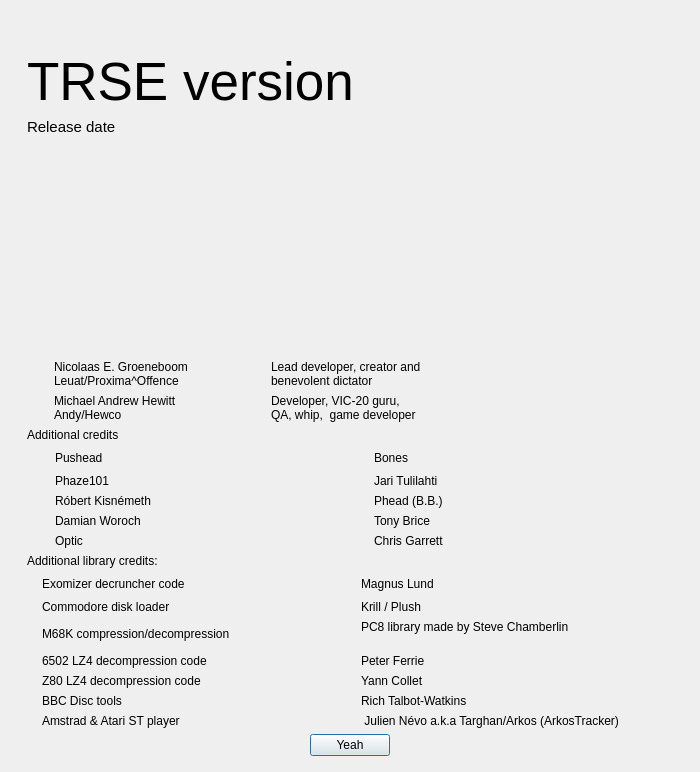
Qt form source/dialogabout.ui (leuat/TRSE) before a commit.
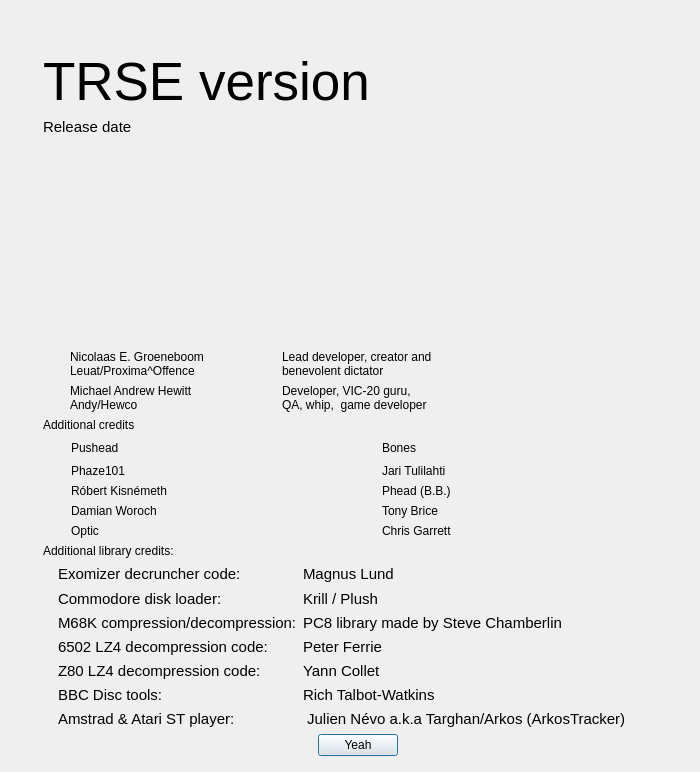
The same form after that commit. Icons and pictures are not drawn.

Commit message: Again, less update

The edit to the form file:
```diff
--- a/source/dialogabout.ui
+++ b/source/dialogabout.ui
@@ -38,7 +38,7 @@
       <enum>QLayout::SetDefaultConstraint</enum>
      </property>
      <property name="leftMargin">
-      <number>16</number>
+      <number>32</number>
      </property>
      <property name="topMargin">
       <number>32</number>
@@ -495,30 +495,45 @@
      </item>
      <item>
       <layout class="QGridLayout" name="gridLayout_3">
-       <item row="4" column="1">
-        <widget class="QLabel" name="label_19">
-         <property name="text">
-          <string>Z80 LZ4 decompression code</string>
-         </property>
-         <property name="alignment">
-          <set>Qt::AlignLeading|Qt::AlignLeft|Qt::AlignVCenter</set>
-         </property>
-        </widget>
-       </item>
-       <item row="3" column="2">
-        <widget class="QLabel" name="label_18">
-         <property name="text">
-          <string>Peter Ferrie</string>
-         </property>
-         <property name="alignment">
-          <set>Qt::AlignLeading|Qt::AlignLeft|Qt::AlignVCenter</set>
-         </property>
-        </widget>
-       </item>
        <item row="1" column="1">
         <widget class="QLabel" name="label_23">
+         <property name="font">
+          <font>
+           <pointsize>11</pointsize>
+          </font>
+         </property>
          <property name="text">
-          <string>Commodore disk loader</string>
+          <string>Commodore disk loader:</string>
+         </property>
+         <property name="alignment">
+          <set>Qt::AlignLeading|Qt::AlignLeft|Qt::AlignVCenter</set>
+         </property>
+        </widget>
+       </item>
+       <item row="0" column="1">
+        <widget class="QLabel" name="label_13">
+         <property name="font">
+          <font>
+           <pointsize>11</pointsize>
+          </font>
+         </property>
+         <property name="text">
+          <string>Exomizer decruncher code:</string>
+         </property>
+         <property name="alignment">
+          <set>Qt::AlignLeading|Qt::AlignLeft|Qt::AlignVCenter</set>
+         </property>
+        </widget>
+       </item>
+       <item row="2" column="2">
+        <widget class="QLabel" name="label_16">
+         <property name="font">
+          <font>
+           <pointsize>11</pointsize>
+          </font>
+         </property>
+         <property name="text">
+          <string>PC8 library made by Steve Chamberlin</string>
          </property>
          <property name="alignment">
           <set>Qt::AlignLeading|Qt::AlignLeft|Qt::AlignVCenter</set>
@@ -527,29 +542,28 @@
        </item>
        <item row="6" column="1">
         <widget class="QLabel" name="label_25">
-         <property name="text">
-          <string>Amstrad &amp; Atari ST player</string>
+         <property name="font">
+          <font>
+           <pointsize>11</pointsize>
+          </font>
          </property>
-         <property name="alignment">
-          <set>Qt::AlignLeading|Qt::AlignLeft|Qt::AlignVCenter</set>
-         </property>
-        </widget>
-       </item>
-       <item row="2" column="2">
-        <widget class="QLabel" name="label_16">
          <property name="text">
-          <string>PC8 library made by Steve Chamberlin
-</string>
+          <string>Amstrad &amp; Atari ST player:</string>
          </property>
          <property name="alignment">
           <set>Qt::AlignLeading|Qt::AlignLeft|Qt::AlignVCenter</set>
          </property>
         </widget>
        </item>
-       <item row="5" column="1">
-        <widget class="QLabel" name="label_21">
+       <item row="3" column="2">
+        <widget class="QLabel" name="label_18">
+         <property name="font">
+          <font>
+           <pointsize>11</pointsize>
+          </font>
+         </property>
          <property name="text">
-          <string>BBC Disc tools</string>
+          <string>Peter Ferrie</string>
          </property>
          <property name="alignment">
           <set>Qt::AlignLeading|Qt::AlignLeft|Qt::AlignVCenter</set>
@@ -558,6 +572,11 @@
        </item>
        <item row="1" column="2">
         <widget class="QLabel" name="label_24">
+         <property name="font">
+          <font>
+           <pointsize>11</pointsize>
+          </font>
+         </property>
          <property name="text">
           <string>Krill / Plush</string>
          </property>
@@ -566,30 +585,45 @@
          </property>
         </widget>
        </item>
-       <item row="3" column="1">
-        <widget class="QLabel" name="label_17">
+       <item row="5" column="2">
+        <widget class="QLabel" name="label_22">
+         <property name="font">
+          <font>
+           <pointsize>11</pointsize>
+          </font>
+         </property>
          <property name="text">
-          <string>6502 LZ4 decompression code</string>
+          <string>Rich Talbot-Watkins</string>
          </property>
          <property name="alignment">
           <set>Qt::AlignLeading|Qt::AlignLeft|Qt::AlignVCenter</set>
          </property>
         </widget>
        </item>
-       <item row="2" column="1">
-        <widget class="QLabel" name="label_15">
+       <item row="4" column="1">
+        <widget class="QLabel" name="label_19">
+         <property name="font">
+          <font>
+           <pointsize>11</pointsize>
+          </font>
+         </property>
          <property name="text">
-          <string>M68K compression/decompression</string>
+          <string>Z80 LZ4 decompression code:</string>
          </property>
          <property name="alignment">
           <set>Qt::AlignLeading|Qt::AlignLeft|Qt::AlignVCenter</set>
          </property>
         </widget>
        </item>
-       <item row="0" column="1">
-        <widget class="QLabel" name="label_13">
+       <item row="4" column="2">
+        <widget class="QLabel" name="label_20">
+         <property name="font">
+          <font>
+           <pointsize>11</pointsize>
+          </font>
+         </property>
          <property name="text">
-          <string>Exomizer decruncher code</string>
+          <string>Yann Collet</string>
          </property>
          <property name="alignment">
           <set>Qt::AlignLeading|Qt::AlignLeft|Qt::AlignVCenter</set>
@@ -598,6 +632,11 @@
        </item>
        <item row="6" column="2">
         <widget class="QLabel" name="label_26">
+         <property name="font">
+          <font>
+           <pointsize>11</pointsize>
+          </font>
+         </property>
          <property name="text">
           <string> Julien Névo a.k.a Targhan/Arkos (ArkosTracker)</string>
          </property>
@@ -606,18 +645,13 @@
          </property>
         </widget>
        </item>
-       <item row="4" column="2">
-        <widget class="QLabel" name="label_20">
-         <property name="text">
-          <string>Yann Collet</string>
-         </property>
-         <property name="alignment">
-          <set>Qt::AlignLeading|Qt::AlignLeft|Qt::AlignVCenter</set>
-         </property>
-        </widget>
-       </item>
        <item row="0" column="2">
         <widget class="QLabel" name="label_14">
+         <property name="font">
+          <font>
+           <pointsize>11</pointsize>
+          </font>
+         </property>
          <property name="text">
           <string>Magnus Lund</string>
          </property>
@@ -626,10 +660,15 @@
          </property>
         </widget>
        </item>
-       <item row="5" column="2">
-        <widget class="QLabel" name="label_22">
+       <item row="3" column="1">
+        <widget class="QLabel" name="label_17">
+         <property name="font">
+          <font>
+           <pointsize>11</pointsize>
+          </font>
+         </property>
          <property name="text">
-          <string>Rich Talbot-Watkins</string>
+          <string>6502 LZ4 decompression code:</string>
          </property>
          <property name="alignment">
           <set>Qt::AlignLeading|Qt::AlignLeft|Qt::AlignVCenter</set>
@@ -652,6 +691,49 @@
          </property>
         </spacer>
        </item>
+       <item row="5" column="1">
+        <widget class="QLabel" name="label_21">
+         <property name="font">
+          <font>
+           <pointsize>11</pointsize>
+          </font>
+         </property>
+         <property name="text">
+          <string>BBC Disc tools:</string>
+         </property>
+         <property name="alignment">
+          <set>Qt::AlignLeading|Qt::AlignLeft|Qt::AlignVCenter</set>
+         </property>
+        </widget>
+       </item>
+       <item row="2" column="1">
+        <widget class="QLabel" name="label_15">
+         <property name="font">
+          <font>
+           <pointsize>11</pointsize>
+          </font>
+         </property>
+         <property name="text">
+          <string>M68K compression/decompression:</string>
+         </property>
+         <property name="alignment">
+          <set>Qt::AlignLeading|Qt::AlignLeft|Qt::AlignVCenter</set>
+         </property>
+        </widget>
+       </item>
+       <item row="0" column="3">
+        <spacer name="horizontalSpacer_3">
+         <property name="orientation">
+          <enum>Qt::Horizontal</enum>
+         </property>
+         <property name="sizeHint" stdset="0">
+          <size>
+           <width>40</width>
+           <height>20</height>
+          </size>
+         </property>
+        </spacer>
+       </item>
       </layout>
      </item>
      <item alignment="Qt::AlignHCenter">
```
The commit also changes 1 other file.
